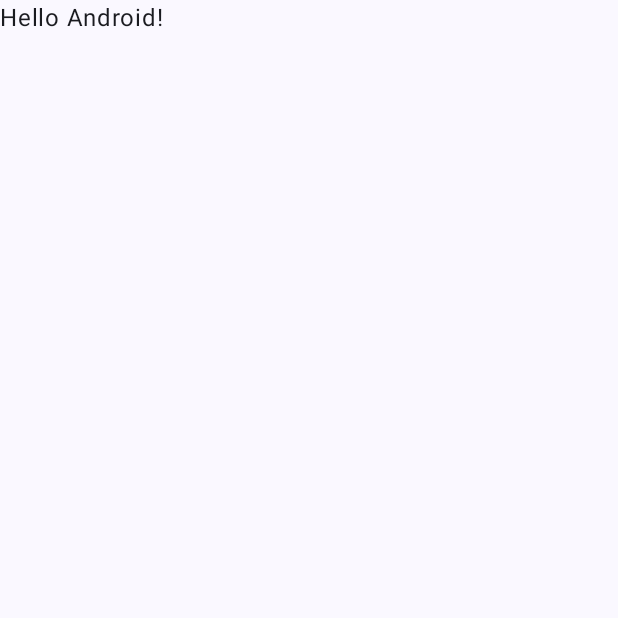
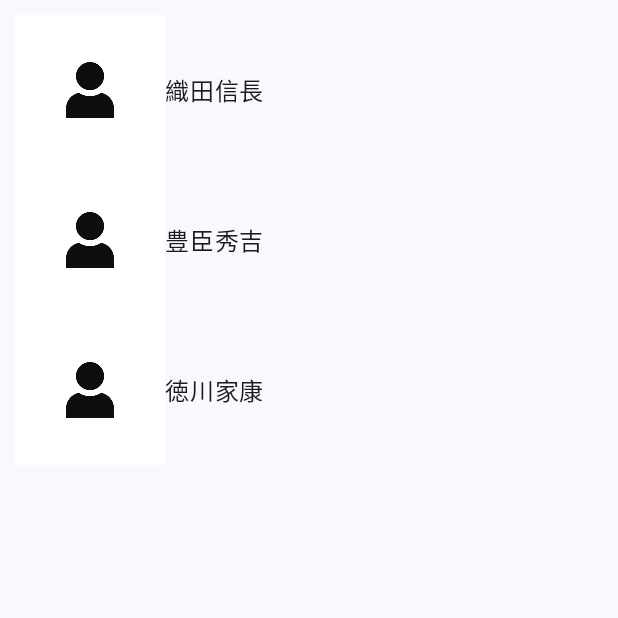
Before and after one commit to Akitsu-Lab/soccersimulation, an Android app built with Jetpack Compose: the screen it shows after launch (MainActivity), on a phone screen of 412 x 824 dp, the top half of it. Before the commit the part shown is almost empty. Run offline under Robolectric (Android 15) with nearby library versions, the phone set to English and light mode, and no system bars.

Commit message:
✨ ユーザー一覧

```diff
--- a/app/src/main/java/com/akitsulab/soccersimulation/MainActivity.kt
+++ b/app/src/main/java/com/akitsulab/soccersimulation/MainActivity.kt
@@ -3,13 +3,23 @@ package com.akitsulab.soccersimulation
 import android.os.Bundle
 import androidx.activity.ComponentActivity
 import androidx.activity.compose.setContent
+import androidx.compose.foundation.Image
+import androidx.compose.foundation.layout.Column
+import androidx.compose.foundation.layout.Row
 import androidx.compose.foundation.layout.fillMaxSize
+import androidx.compose.foundation.layout.padding
+import androidx.compose.foundation.layout.size
+import androidx.compose.foundation.rememberScrollState
+import androidx.compose.foundation.verticalScroll
 import androidx.compose.material3.MaterialTheme
 import androidx.compose.material3.Surface
 import androidx.compose.material3.Text
 import androidx.compose.runtime.Composable
+import androidx.compose.ui.Alignment
 import androidx.compose.ui.Modifier
+import androidx.compose.ui.res.painterResource
 import androidx.compose.ui.tooling.preview.Preview
+import androidx.compose.ui.unit.dp
 import com.akitsulab.soccersimulation.ui.theme.SoccersimulationTheme
 
 class MainActivity : ComponentActivity() {
@@ -22,7 +32,7 @@ class MainActivity : ComponentActivity() {
                     modifier = Modifier.fillMaxSize(),
                     color = MaterialTheme.colorScheme.background
                 ) {
-                    Greeting("Android")
+                    MainContent()
                 }
             }
         }
@@ -30,17 +40,62 @@ class MainActivity : ComponentActivity() {
 }
 
 @Composable
-fun Greeting(name: String, modifier: Modifier = Modifier) {
-    Text(
-        text = "Hello $name!",
-        modifier = modifier
-    )
+fun MainContent(modifier: Modifier = Modifier) {
+    Column(
+        horizontalAlignment = Alignment.Start,
+        modifier = Modifier
+            .padding(10.dp)
+            .verticalScroll(rememberScrollState())
+    ) {
+        Row(
+            verticalAlignment = Alignment.CenterVertically
+        ) {
+            Image(
+                painter = painterResource(id = R.drawable.icon_user),
+                contentDescription = "ユーザーアイコン",
+                modifier = Modifier
+                    .size(100.dp)
+            )
+            Text(
+                text = "織田信長",
+                modifier = modifier
+            )
+        }
+        Row(
+            verticalAlignment = Alignment.CenterVertically
+        ) {
+            Image(
+                painter = painterResource(id = R.drawable.icon_user),
+                contentDescription = "ユーザーアイコン",
+                modifier = Modifier
+                    .size(100.dp)
+            )
+            Text(
+                text = "豊臣秀吉",
+                modifier = modifier
+            )
+        }
+        Row(
+            verticalAlignment = Alignment.CenterVertically
+        ) {
+            Image(
+                painter = painterResource(id = R.drawable.icon_user),
+                contentDescription = "ユーザーアイコン",
+                modifier = Modifier
+                    .size(100.dp)
+            )
+            Text(
+                text = "徳川家康",
+                modifier = modifier
+            )
+        }
+    }
 }
 
 @Preview(showBackground = true)
 @Composable
 fun GreetingPreview() {
     SoccersimulationTheme {
-        Greeting("Android")
+        MainContent()
     }
 }
```
Also changed, not shown: app/src/main/res/drawable/icon_user.jpg (added).
